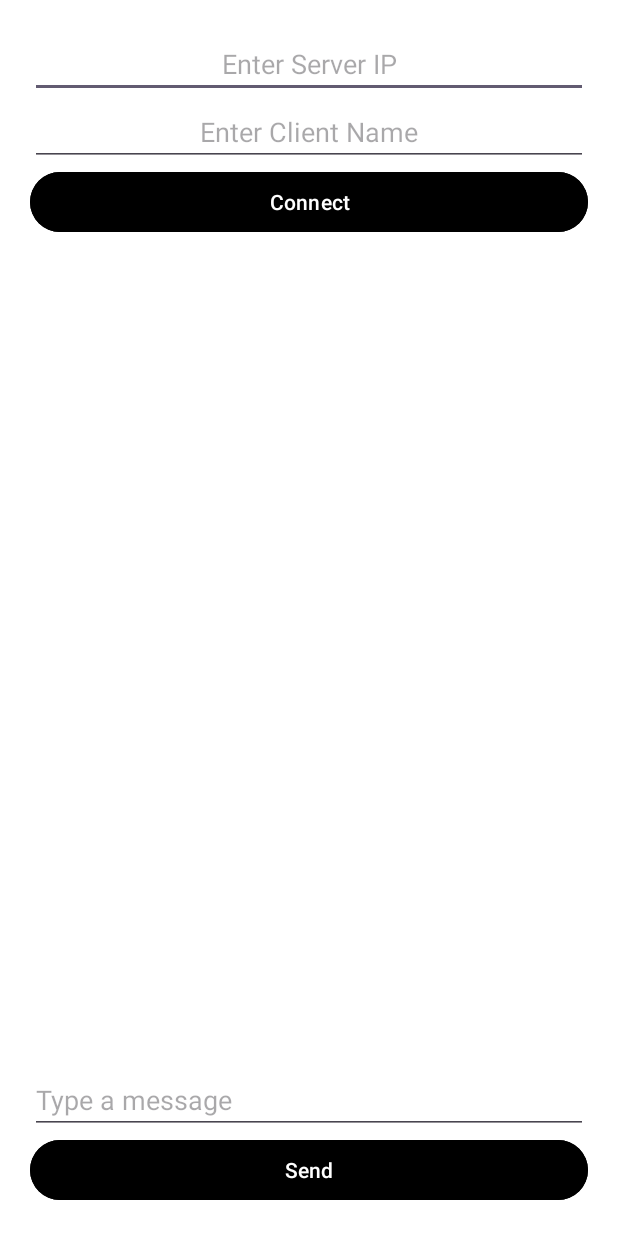
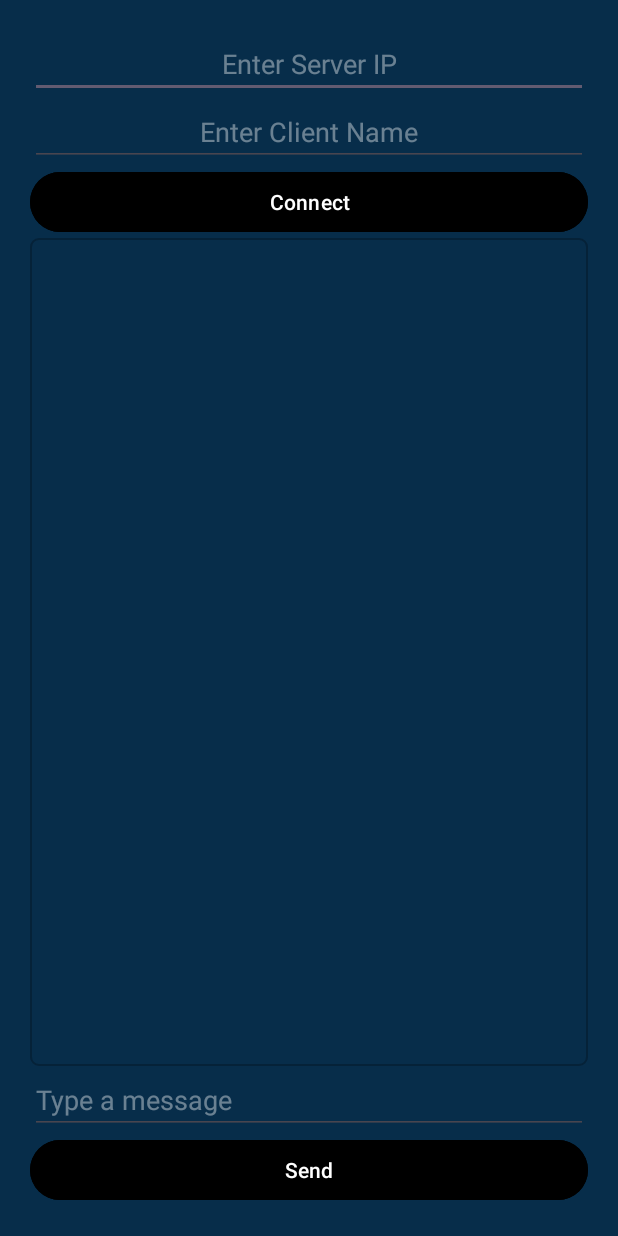
Before and after one commit to MD-SAJIB-AHAMED/LanCon-Application, an Android app: the ClientActivity screen opened directly, with no data from a screen before it, on a phone screen of 412 x 824 dp. Run offline under Robolectric (Android 15) with nearby library versions, the phone set to English and light mode, and no system bars.

Commit message:
LanCon Application v0.3

```diff
--- a/app/src/main/java/com/example/lanconv2/ClientActivity.java
+++ b/app/src/main/java/com/example/lanconv2/ClientActivity.java
@@ -22,6 +22,7 @@ import java.net.InetAddress;
 import java.net.Socket;
 
 import android.os.Bundle;
+import android.widget.Toast;
 
 public class ClientActivity extends AppCompatActivity {
 
@@ -52,29 +53,24 @@ public class ClientActivity extends AppCompatActivity {
         editTextServerIp = findViewById(R.id.editTextServerIp);
         buttonConnect = findViewById(R.id.buttonConnect);
 
-        buttonConnect.setOnClickListener(new View.OnClickListener() {
-            @Override
-            public void onClick(View v) {
+        buttonConnect.setOnClickListener(v -> {
             String serverIp = editTextServerIp.getText().toString();
             clientName = editTextClientName.getText().toString();
             if (serverIp.isEmpty() || clientName.isEmpty()) {
                 return;
             }
             new Thread(new ClientThread(serverIp)).start();
-            }
         });
 
-        buttonSend.setOnClickListener(new View.OnClickListener() {
-            @Override
-            public void onClick(View v) {
+        buttonSend.setOnClickListener(v -> {
             String message = editTextMessage.getText().toString();
             if (!message.isEmpty() && socket != null && socket.isConnected()) {
                 new SendMessageTask().execute(message);
             }else{
+                Toast.makeText(ClientActivity.this,"Something went wrong!",Toast.LENGTH_SHORT).show();
                 editTextMessage.setText("");
             }
             editTextMessage.setText("");
-            }
         });
     }
 
--- /dev/null
+++ b/app/src/main/res/drawable/rectangle_transparent.xml
@@ -0,0 +1,21 @@
+<?xml version="1.0" encoding="utf-8"?>
+<shape
+    xmlns:android="http://schemas.android.com/apk/res/android"
+    android:shape="rectangle">
+
+    <solid
+        android:color="@android:color/transparent"
+        />
+    <corners android:radius="5dp"/>
+
+    <stroke
+        android:color="#5C030F19"
+        android:width="1dp"
+        />
+
+    <size
+        android:width="120dp"
+        android:height="120dp"
+        />
+
+</shape>
--- a/app/src/main/res/layout/activity_client.xml
+++ b/app/src/main/res/layout/activity_client.xml
@@ -4,7 +4,7 @@
     android:layout_width="match_parent"
     android:layout_height="match_parent"
     android:orientation="vertical"
-    android:background="@color/white"
+    android:background="#072D4A"
     android:padding="20dp"
     tools:context=".ServerActivity">
 
@@ -15,7 +15,8 @@
         android:hint="Enter Server IP"
         android:layout_gravity="center"
         android:gravity="center"
-        android:textColor="@color/black"
+        android:textColor="@color/white"
+        android:textColorHint="#66FFFFFF"
         android:inputType="text" />
     <EditText
         android:id="@+id/editTextClientName"
@@ -24,7 +25,8 @@
         android:hint="Enter Client Name"
         android:layout_gravity="center"
         android:gravity="center"
-        android:textColor="@color/black"
+        android:textColor="@color/white"
+        android:textColorHint="#66FFFFFF"
         android:inputType="text"/>
 
     <Button
@@ -35,20 +37,36 @@
         android:textColor="@color/white"
         android:text="Connect" />
 
-    <TextView
-        android:id="@+id/textViewChat"
+    <ScrollView
         android:layout_width="match_parent"
-        android:textColor="@color/black"
-        android:layout_height="0dp"
+        android:layout_height="wrap_content"
         android:layout_weight="1"
-        android:scrollbars="vertical" />
+        android:background="@drawable/rectangle_transparent"
+        android:padding="10dp"
+        >
+        <LinearLayout
+            android:layout_width="match_parent"
+            android:layout_height="match_parent"
+            android:orientation="vertical"
+            >
+            <TextView
+                android:id="@+id/textViewChat"
+                android:layout_width="match_parent"
+                android:layout_height="match_parent"
+                android:textColor="#4CAF50"
+                android:scrollbars="vertical" />
+
+        </LinearLayout>
+    </ScrollView>
+
 
     <EditText
         android:id="@+id/editTextMessage"
         android:layout_width="match_parent"
         android:layout_height="wrap_content"
-        android:textColor="@color/black"
-        android:hint="Type a message" />
+        android:textColor="@color/white"
+        android:hint="Type a message"
+        android:textColorHint="#66FFFFFF"/>
 
     <Button
         android:id="@+id/buttonSend"
--- a/app/src/main/res/layout/activity_main.xml
+++ b/app/src/main/res/layout/activity_main.xml
@@ -3,7 +3,7 @@
     xmlns:tools="http://schemas.android.com/tools"
     android:layout_width="match_parent"
     android:layout_height="match_parent"
-    android:background="@color/white"
+    android:background="#072D4A"
     android:orientation="vertical"
     android:layout_gravity="center"
     android:gravity="center"
```
Also changed, not shown: app/src/main/java/com/example/lanconv2/ServerActivity.java (+7 -5 lines), app/src/main/res/layout/activity_server.xml (+27 -10 lines). Lines whose indentation alone changed are shown as unchanged.
